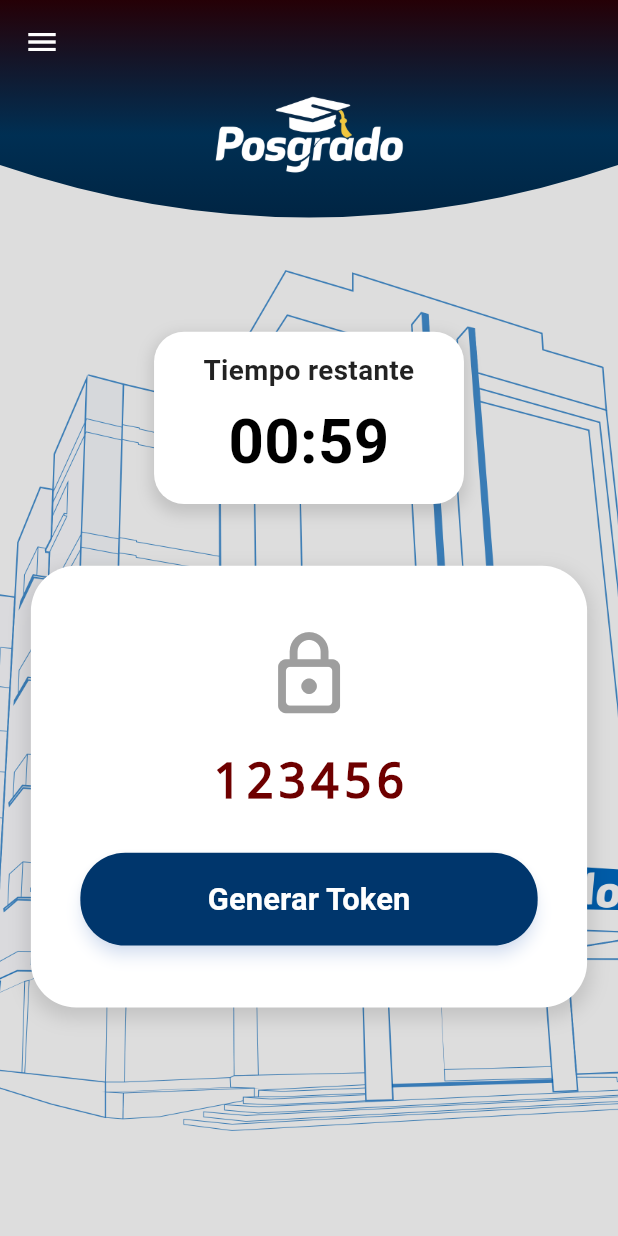
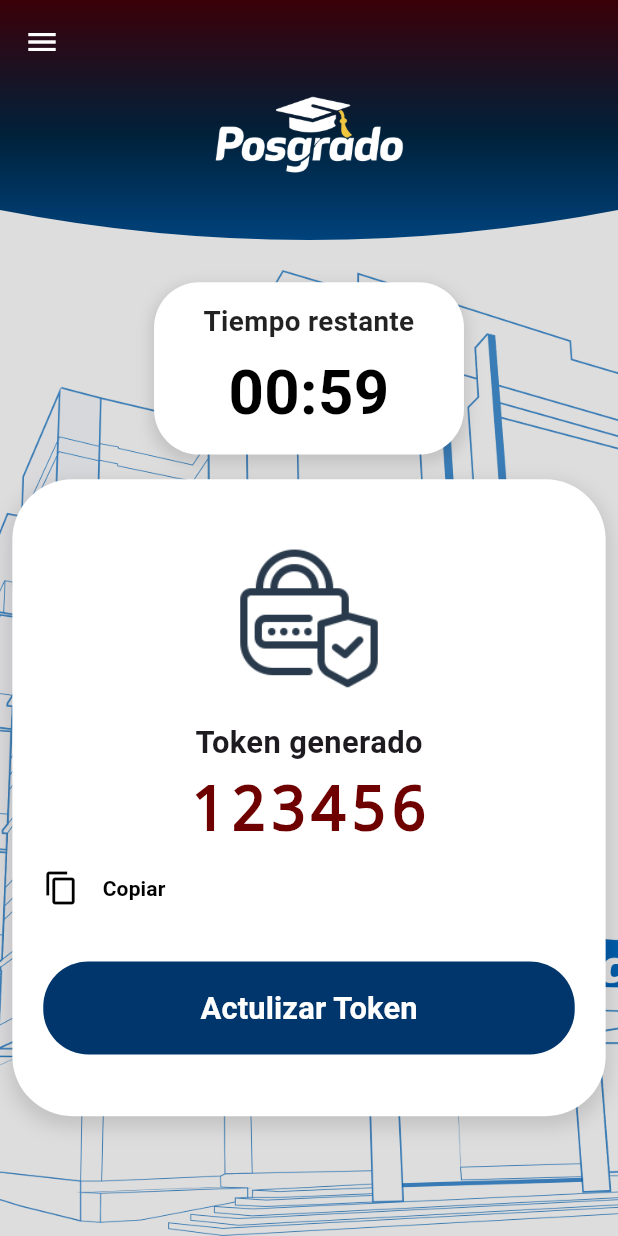
Before and after one commit to UnstopLim/postgradoN, a Flutter app: the screen it shows after launch, after a tap on "Log in", on a phone screen of 412 x 824 dp. Run offline on Flutter 3.47's test engine with Material 3 defaults, Android fonts, the phone set to English and light mode, and no system bars; our stand-ins replace animate_do, auto_route, google_fonts; network calls fail; Roboto replaces fonts that are missing (RobotoMono).

Commit message:
esta es la version de areglosd postgrado toke

```diff
--- a/lib/Feacture/Home/Presentacion/Page/Home.dart
+++ b/lib/Feacture/Home/Presentacion/Page/Home.dart
@@ -71,12 +71,12 @@ class _ViewState extends State<Home> {
 
           SingleChildScrollView(
             child: Padding(
-              padding: EdgeInsets.symmetric(horizontal: screenSize.width * 0.05),
+              padding: EdgeInsets.symmetric(horizontal: screenSize.width * 0.02),
               child: Column(
                 mainAxisAlignment: MainAxisAlignment.start,
                 crossAxisAlignment: CrossAxisAlignment.center,
                 children: [
-                  SizedBox(height: screenSize.height * 0.05),
+                  SizedBox(height: screenSize.height * 0.01),
                   Container(
                     padding: EdgeInsets.symmetric(
                       vertical: screenSize.height * 0.015,
@@ -84,7 +84,7 @@ class _ViewState extends State<Home> {
                     ),
                     decoration: BoxDecoration(
                       color: Colors.white,
-                      borderRadius: BorderRadius.circular(20),
+                      borderRadius: BorderRadius.circular(30),
                       boxShadow: [
                         BoxShadow(
                           color: Colors.black12,
@@ -120,18 +120,16 @@ class _ViewState extends State<Home> {
                     ),
                   ),
 
-                  SizedBox(height: screenSize.height * 0.05),
-
-                  // Contenedor del token
+                  SizedBox(height: screenSize.height * 0.02),
                   Container(
                     width: double.infinity,
                     padding: EdgeInsets.symmetric(
-                      horizontal: screenSize.width * 0.08,
+                      horizontal: screenSize.width * 0.05,
                       vertical: screenSize.height * 0.05,
                     ),
                     decoration: BoxDecoration(
                       color: Colors.white,
-                      borderRadius: BorderRadius.circular(30),
+                      borderRadius: BorderRadius.circular(40),
                       boxShadow: [
                         BoxShadow(
                           color: Colors.black12,
@@ -144,17 +142,24 @@ class _ViewState extends State<Home> {
                     child: Column(
                       mainAxisSize: MainAxisSize.min,
                       children: [
-                        Icon(Icons.lock_outline_rounded, size: screenSize.width * 0.15, color: Colors.grey),
+                        Image.asset( "assets/seguridad.png", width: screenSize.width * 0.25 , fit: BoxFit.contain,),
                         SizedBox(height: screenSize.height * 0.02),
+                        Text("Token generado",style: TextStyle(fontSize: screenSize.width*0.05,fontWeight: FontWeight.bold),),
                         Text(
                           _token,
                           style: TextStyle(
-                            fontSize: screenSize.width * 0.08,
+                            fontSize: screenSize.width * 0.1,
                             fontWeight: FontWeight.bold,
                             color: Color(0xFF6E0000),
                             fontFamily: 'Courier',
                             letterSpacing: 2.0,
                           ),
+                        ),
+                        Row(
+                          children: [
+                            Icon(Icons.copy ,color: Colors.black,),
+                            TextButton(onPressed: (){} , child: Text(" Copiar",style:  TextStyle(color: Colors.black,fontWeight: FontWeight.bold),)),
+                          ],
                         ),
                         SizedBox(height: screenSize.height * 0.03),
                         SizedBox(
@@ -165,11 +170,11 @@ class _ViewState extends State<Home> {
                               backgroundColor: Color(0xFF00366C),
                               shape: RoundedRectangleBorder(borderRadius: BorderRadius.circular(30)),
                               padding: EdgeInsets.symmetric(vertical: screenSize.height * 0.02),
-                              elevation: 4,
+                              elevation: 0,
                               shadowColor: Colors.blueAccent.withOpacity(0.3),
                             ),
                             child: Text(
-                              _isGeneratingToken ? "Generando..." : "Generar Token",
+                              _isGeneratingToken ? "Generando..." : "Actulizar Token",
                               style: TextStyle(
                                 fontSize: screenSize.width * 0.05,
                                 fontWeight: FontWeight.bold,
--- a/lib/Feacture/Home/Presentacion/Page/snap.dart
+++ b/lib/Feacture/Home/Presentacion/Page/snap.dart
@@ -17,15 +17,13 @@ class _SplashScreenState extends State<SplashScreen> with SingleTickerProviderSt
   void initState() {
     super.initState();
 
-    // Agregar un post-frame callback para asegurar que la animación empieza correctamente
     WidgetsBinding.instance.addPostFrameCallback((_) {
       _startAnimation();
     });
 
-    // Controlador de la animación
     _controller = AnimationController(
       vsync: this,
-      duration: const Duration(seconds: 2), // Reducido para mejor rendimiento
+      duration: const Duration(seconds: 3),
     );
 
     _animation = CurvedAnimation(parent: _controller, curve: Curves.easeOut);
@@ -36,9 +34,7 @@ class _SplashScreenState extends State<SplashScreen> with SingleTickerProviderSt
       _visible = true;
     });
 
-    _controller.forward(); // Inicia la animación
-
-    // Cambia de pantalla después de 3 segundos
+    _controller.forward();
     Future.delayed(const Duration(seconds: 4), () {
       if (mounted) {
         context.pushRoute(Login());
@@ -61,9 +57,9 @@ class _SplashScreenState extends State<SplashScreen> with SingleTickerProviderSt
             begin: Alignment.topCenter,
             end: Alignment.bottomCenter,
             colors: [
-              Color(0xFF005B97),
-              Color(0xFF001D3A),
-              Color(0xFF005B97),
+              Color(0xFF002C47),
+              Color(0xFF001225),
+              Color(0xFF00375A),
             ],
             stops: [0.0, 0.5, 1.0],
           ),
@@ -73,9 +69,9 @@ class _SplashScreenState extends State<SplashScreen> with SingleTickerProviderSt
             mainAxisAlignment: MainAxisAlignment.center,
             children: [
               FadeTransition(
-                opacity: _animation, // Opacidad animada con mejor rendimiento
+                opacity: _animation,
                 child: ScaleTransition(
-                  scale: _animation, // Escalado animado eficiente
+                  scale: _animation,
                   child: Image.asset(
                     'assets/logo1.png',
                     width: 200,
@@ -94,6 +90,7 @@ class _SplashScreenState extends State<SplashScreen> with SingleTickerProviderSt
             ],
           ),
         ),
+
       ),
     );
   }
--- a/lib/Feacture/Home/Presentacion/Widgeth/CustomAppBar.dart
+++ b/lib/Feacture/Home/Presentacion/Widgeth/CustomAppBar.dart
@@ -3,23 +3,23 @@ import 'package:flutter/material.dart';
 
 class CustomAppBar extends StatelessWidget implements PreferredSizeWidget {
   @override
-  Size get preferredSize => const Size.fromHeight(180); // Aumentamos un poco la altura
+  Size get preferredSize => const Size.fromHeight(180);
 
   @override
   Widget build(BuildContext context) {
     return Stack(
-      clipBehavior: Clip.none, // Evita que se expanda más allá del AppBar
+      clipBehavior: Clip.none,
       children: [
         ClipPath(
           clipper: CurvedAppBarClipper(),
           child: Container(
-            height: 200, // Se aumentó la altura para cubrir mejor el fondo
+            height: 180,
             width: double.infinity,
             decoration: BoxDecoration(
               gradient: LinearGradient(
                 begin: Alignment.topCenter,
                 end: Alignment.bottomCenter,
-                colors: [Color(0xFF250006), Color(0xFF002F53), Color(0xFF001E39)],
+                colors: [Color(0xFF3A0008), Color(0xFF00213A), Color(0xFF004C8F)],
               ),
             ),
             child: Column(
@@ -45,13 +45,12 @@ class CustomAppBar extends StatelessWidget implements PreferredSizeWidget {
     );
   }
 }
-
 class CurvedAppBarClipper extends CustomClipper<Path> {
   @override
   Path getClip(Size size) {
     Path path = Path();
-    path.lineTo(0, size.height - 70); // Bajamos un poco la curva
-    path.quadraticBezierTo(size.width / 2, size.height, size.width, size.height - 70);
+    path.lineTo(0, size.height - 40);
+    path.quadraticBezierTo(size.width / 2, size.height, size.width, size.height - 40);
     path.lineTo(size.width, 0);
     path.close();
     return path;
--- a/lib/Feacture/Home/Presentacion/Widgeth/drawer.dart
+++ b/lib/Feacture/Home/Presentacion/Widgeth/drawer.dart
@@ -14,7 +14,7 @@ class CustomDrawer extends StatelessWidget {
             padding: EdgeInsets.symmetric(vertical: 40, horizontal: 20),
             decoration: BoxDecoration(
               gradient: LinearGradient(
-                colors: [Color(0xFF005EBC), Color(0xFF002244), Color(0xFF440006)],
+                colors: [Color(0xFF005EBC), Color(0xFF001C39)],
                 begin: Alignment.topLeft,
                 end: Alignment.bottomRight,
               ),
@@ -49,8 +49,8 @@ class CustomDrawer extends StatelessWidget {
               children: [
 
                 DrawerItem(icon: Icons.person, text: "Perfil",onTab: (){ context.router.push(Perfil()); }),
-                DrawerItem(icon: Icons.dashboard, text: "Token",onTab: (){ context.router.push(Home()); }),
-                DrawerItem(icon: Icons.settings, text: "Cambiar la contraseña",onTab: (){ context.router.push(Cambio()); }),
+                DrawerItem(icon: Icons.token, text: "Token",onTab: (){ context.router.push(Home()); }),
+                DrawerItem(icon: Icons.password, text: "Cambiar la contraseña",onTab: (){ context.router.push(Cambio()); }),
                 DrawerItem(icon: Icons.help_outline, text: "Ayuda",onTab: (){ context.router.push(Perfil()); }),
                 Divider(),
                 DrawerItem(icon: Icons.logout, text: "Cerrar sesión",onTab: (){ context.router.push(Login()); }),
--- a/lib/Feacture/Login/Presentacion/Page/Login.dart
+++ b/lib/Feacture/Login/Presentacion/Page/Login.dart
@@ -40,8 +40,8 @@ class _LoginDaoState extends State<Login> {
                     gradient: LinearGradient(
                       begin: Alignment.topCenter,
                       end: Alignment.bottomCenter,
-                      colors: [Color(0xFF230008), Color(0xFF00142B),Color(
-                          0xFF00549F)], // Azul oscuro a azul
+                      colors: [Color(0xFF230000), Color(0xFF002A55),Color(
+                          0xFF00305E)], // Azul oscuro a azul
                     ),
                     borderRadius: BorderRadius.only(
                       bottomLeft: Radius.circular(150),
@@ -70,7 +70,7 @@ class _LoginDaoState extends State<Login> {
                     padding: EdgeInsets.all(screenWidth * 0.05),
                     decoration: BoxDecoration(
                       color: Colors.white,
-                      borderRadius: BorderRadius.circular(20),
+                      borderRadius: BorderRadius.circular(30),
                       boxShadow: [
                         BoxShadow(color: Colors.black, blurRadius: 2, offset: Offset(0, 5)),
                       ],
@@ -122,17 +122,17 @@ class _LoginDaoState extends State<Login> {
                           },
                           child: Text(" Log in", style: TextStyle(fontSize: screenWidth * 0.05, color: Colors.white)),
                           style: ElevatedButton.styleFrom(
-                            backgroundColor: Color(0xFF002B5E),
-                            shape: RoundedRectangleBorder(borderRadius: BorderRadius.circular(30)),
+                            backgroundColor: Color(0xFF00397C),
+                            shape: RoundedRectangleBorder(borderRadius: BorderRadius.circular(27)),
                             padding: EdgeInsets.symmetric(
-                              vertical: screenHeight * 0.015,
-                              horizontal: screenWidth * 0.2,
+                              vertical: screenHeight * 0.00002,
+                              horizontal: screenWidth * 0.3,
                             ),
                           ),
                         ),
                         SizedBox(height: screenHeight * 0.03),
                         TextButton(onPressed:() {context.router.push(Recuperar());}, child: Text("¿Olvidaste tu contraseña?",style: TextStyle(fontSize: screenWidth * 0.04,color: Color(
-                            0xFF6A0000), fontWeight: FontWeight.bold))),
+                            0xFF000000), fontWeight: FontWeight.bold))),
                         SizedBox(height: screenHeight * 0.03),
                       ],
                     ),
--- a/lib/main.dart
+++ b/lib/main.dart
@@ -2,6 +2,7 @@ import 'package:flutter/material.dart';
 import 'package:postgrado/Core/Navigator/AppRouter.dart';
 import 'package:postgrado/Feacture/CambiarPassword/presentacion/page/Cambio.dart';
 import 'package:postgrado/Feacture/Home/Presentacion/Page/Home.dart';
+import 'package:postgrado/Feacture/Home/Presentacion/Page/snap.dart';
 
 import 'package:postgrado/Feacture/Login/Presentacion/Page/Login.dart';
 import 'package:postgrado/Feacture/Perfil/presentacion/page/Perfil.dart';
@@ -28,7 +29,7 @@ class MyApp extends StatelessWidget {
         colorScheme: ColorScheme.fromSeed(seedColor: Colors.deepPurple),
       ),
       routerConfig: _app_router.config(),
-      //home: Login(),
+      //home: Perfil(),
     );
   }
 }
--- a/pubspec.yaml
+++ b/pubspec.yaml
@@ -72,6 +72,8 @@ flutter:
     - assets/logo1.png
     - assets/logo2.png
     - assets/edificio.png
+    - assets/seguridad.png
+    - assets/editar-perfil.png
   #   - images/a_dot_ham.jpeg
 
   # An image asset can refer to one or more resolution-specific "variants", see
```
Also changed, not shown: lib/Feacture/CambiarPassword/presentacion/page/Cambio.dart (+1 -6 lines), lib/Feacture/Perfil/presentacion/page/Perfil.dart (+2 -35 lines), assets/editar-perfil.png (added), assets/seguridad.png (added), assets/seguridad45.png (added).
